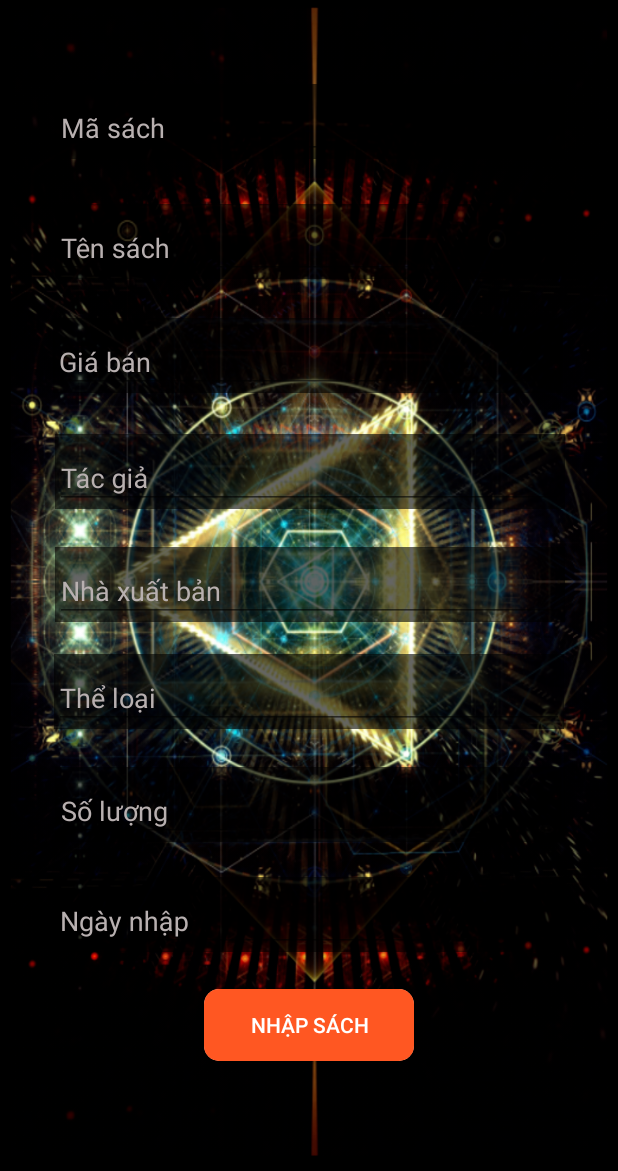
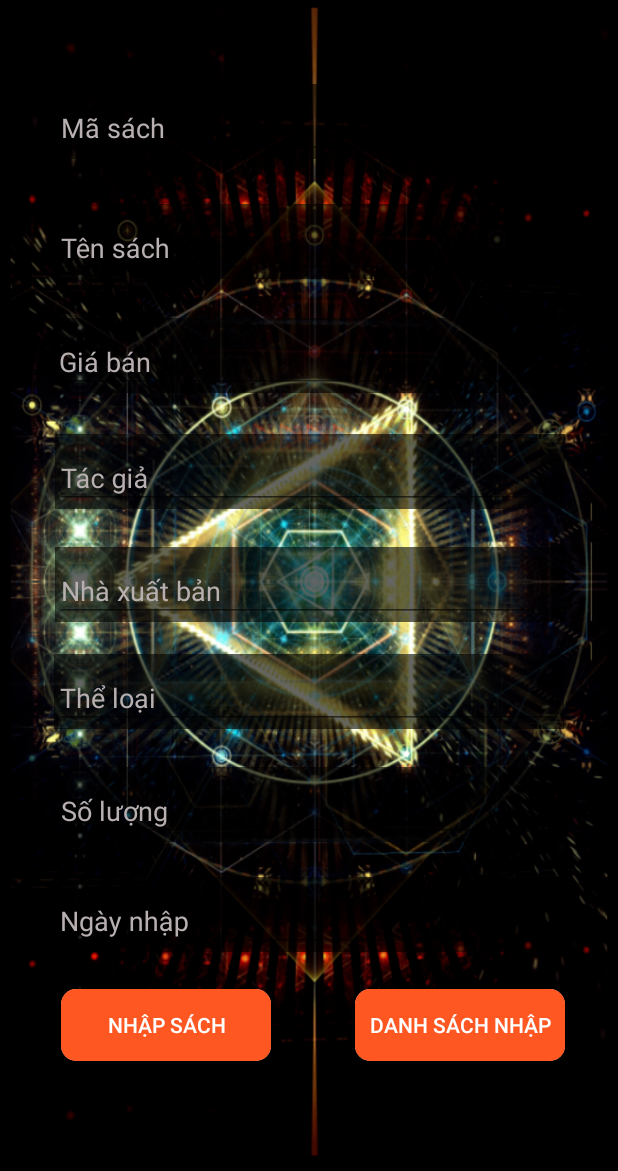
Before and after one commit to wholz1/phamconghuy_ph11075_duanmau, an Android app: the fragment Fragment_nhapSach placed in its activity, on a phone screen of 412 x 824 dp, the part 65-1236 px from its top. Run offline under Robolectric (Android 15) with nearby library versions, the phone set to English and light mode, and no system bars.

```diff
--- a/app/build.gradle
+++ b/app/build.gradle
@@ -29,6 +29,8 @@ dependencies {
     implementation 'androidx.appcompat:appcompat:1.1.0'
     implementation 'androidx.constraintlayout:constraintlayout:1.1.3'
     implementation 'androidx.legacy:legacy-support-v4:1.0.0'
+    implementation 'com.android.support:appcompat-v7:28.0.0'
+    implementation 'com.android.support.constraint:constraint-layout:2.0.1'
     testImplementation 'junit:junit:4.12'
     implementation 'androidx.navigation:navigation-fragment:2.0.0'
     implementation 'androidx.vectordrawable:vectordrawable:1.0.1'
--- a/app/src/main/AndroidManifest.xml
+++ b/app/src/main/AndroidManifest.xml
@@ -9,7 +9,10 @@
         android:roundIcon="@mipmap/ic_launcher_round"
         android:supportsRtl="true"
         android:theme="@style/AppTheme">
-        <activity android:name=".ViewPagerEEE"></activity>
+        <activity android:name=".DanhSachNhapSachActivity"></activity>
+        <activity android:name=".DanhSachNhapActivity" />
+        <activity android:name=".DanhSachNhapSach" />
+        <activity android:name=".ViewPagerEEE" />
         <activity android:name=".DanhSHDActivity2" />
         <activity android:name=".TaoHDActivity2" />
         <activity android:name=".SuaTTActivity2" />
--- a/app/src/main/java/com/example/assignment/Fragment/Fragment_nhapSach.java
+++ b/app/src/main/java/com/example/assignment/Fragment/Fragment_nhapSach.java
@@ -1,10 +1,12 @@
 package com.example.assignment.Fragment;
 
+import android.app.DatePickerDialog;
 import android.os.Bundle;
 import android.view.LayoutInflater;
 import android.view.View;
 import android.view.ViewGroup;
 import android.widget.Button;
+import android.widget.DatePicker;
 import android.widget.Toast;
 
 import androidx.fragment.app.Fragment;
@@ -16,6 +18,7 @@ import com.example.assignment.Model.Sach;
 import com.example.assignment.R;
 import com.google.android.material.textfield.TextInputLayout;
 
+import java.util.Calendar;
 import java.util.List;
 
 
@@ -42,6 +45,22 @@ public class Fragment_nhapSach extends Fragment {
         final TextInputLayout textInputLayoutTheLoai = view.findViewById(R.id.inputTheLoai);
         final TextInputLayout textInputLayoutSoLuong = view.findViewById(R.id.inputSoLuong);
         final TextInputLayout textInputLayoutNgayNhap = view.findViewById(R.id.inputNgayNhap);
+        Calendar calendar = Calendar.getInstance();
+        final int y = calendar.get(Calendar.YEAR);
+        final int m = calendar.get(Calendar.MONTH);
+        final int d = calendar.get(Calendar.DAY_OF_MONTH);
+        textInputLayoutNgayNhap.getEditText().setOnClickListener(new View.OnClickListener() {
+            @Override
+            public void onClick(View v) {
+                DatePickerDialog datePickerDialog = new DatePickerDialog(getActivity(), new DatePickerDialog.OnDateSetListener() {
+                    @Override
+                    public void onDateSet(DatePicker view, int year, int month, int dayOfMonth) {
+                        textInputLayoutNgayNhap.getEditText().setText(dayOfMonth + "/" + (month + 1) + "/" + year);
+                    }
+                }, y, m, d);
+                datePickerDialog.show();
+            }
+        });
         btnThemSach = view.findViewById(R.id.btnNhapSach);
         btnThemSach.setOnClickListener(new View.OnClickListener() {
             @Override
@@ -55,6 +74,7 @@ public class Fragment_nhapSach extends Fragment {
                 sach.theLoai = textInputLayoutTheLoai.getEditText().getText().toString().trim();
                 sach.soLuong = textInputLayoutSoLuong.getEditText().getText().toString().trim();
                 sach.ngayNhap = textInputLayoutNgayNhap.getEditText().getText().toString().trim();
+
                 SachDAO sachDAO = new SachDAO(mySQLite);
                 boolean ketQua = sachDAO.themSach(sach);
                 if (ketQua) {
--- a/app/src/main/res/layout/fragment_nhap_sach.xml
+++ b/app/src/main/res/layout/fragment_nhap_sach.xml
@@ -206,7 +206,7 @@
         app:cardCornerRadius="10dp"
         app:layout_constraintBottom_toBottomOf="parent"
         app:layout_constraintEnd_toEndOf="parent"
-        app:layout_constraintHorizontal_bias="0.501"
+        app:layout_constraintHorizontal_bias="0.15"
         app:layout_constraintStart_toStartOf="parent"
         app:layout_constraintTop_toTopOf="parent"
         app:layout_constraintVertical_bias="0.9">
@@ -217,6 +217,26 @@
             android:layout_height="wrap_content"
             android:background="#FF5722"
             android:text="Nhập sách"
+            android:textColor="#ffffff" />
+    </androidx.cardview.widget.CardView>
+
+    <androidx.cardview.widget.CardView
+        android:layout_width="wrap_content"
+        android:layout_height="wrap_content"
+        app:cardCornerRadius="10dp"
+        app:layout_constraintBottom_toBottomOf="parent"
+        app:layout_constraintEnd_toEndOf="parent"
+        app:layout_constraintHorizontal_bias="0.87"
+        app:layout_constraintStart_toStartOf="parent"
+        app:layout_constraintTop_toTopOf="parent"
+        app:layout_constraintVertical_bias="0.9">
+
+        <Button
+            android:id="@+id/btnDanhSS"
+            android:layout_width="140dp"
+            android:layout_height="wrap_content"
+            android:background="#FF5722"
+            android:text="Danh Sách Nhập"
             android:textColor="#ffffff" />
     </androidx.cardview.widget.CardView>
 
```
Also changed, not shown: app/src/main/java/com/example/assignment/DanhSachNhapSachActivity.java (added, +13 -0 lines), app/src/main/res/layout/activity_danh_sach_nhap_sach.xml (added, +9 -0 lines).
